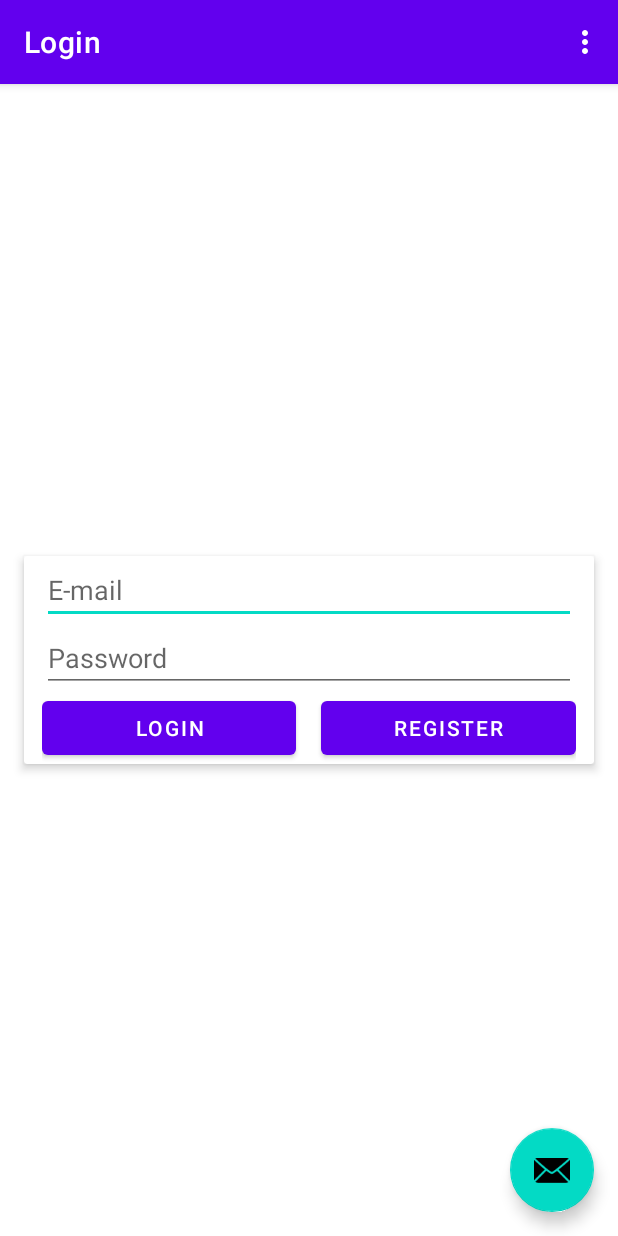
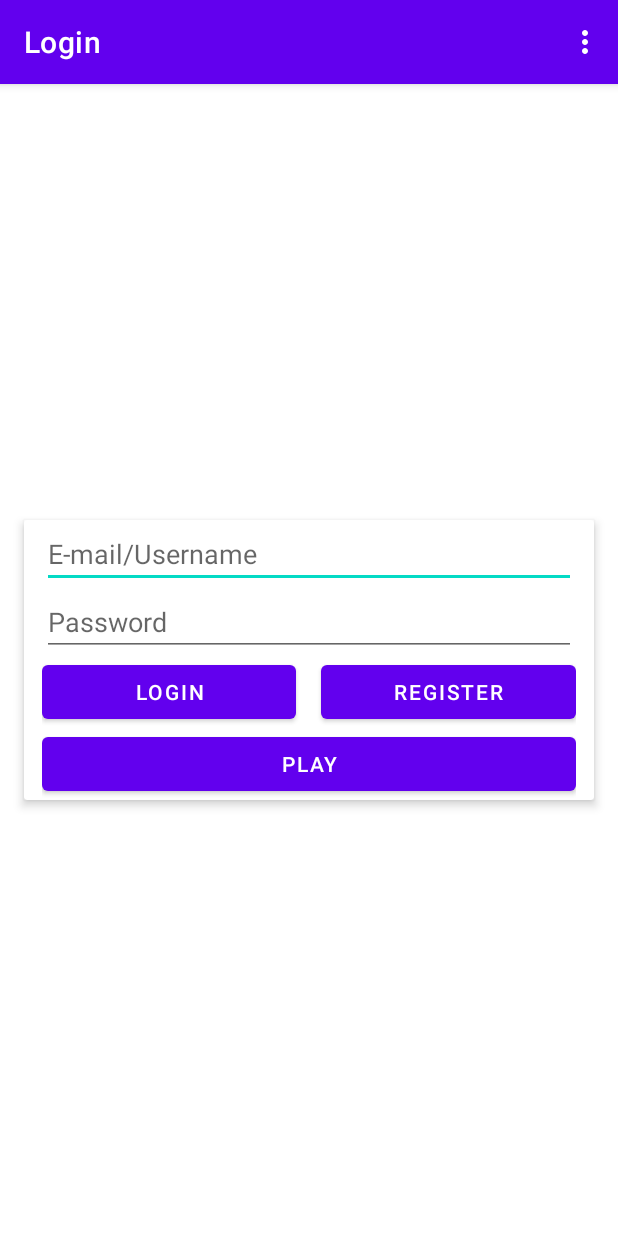
Before and after one commit to chacho185/KvizSlagalica, an Android app: the screen it shows after launch (MainActivity), after a tap on "LOGIN", on a phone screen of 412 x 824 dp. Run offline under Robolectric (Android 15) with nearby library versions, the phone set to English and light mode, and no system bars; our stand-ins replace Firebase (no records; nobody signed in at launch, a user with empty details on screens opened directly), navigation-ui.

Commit message:
play btn

```diff
--- a/app/src/main/java/com/example/igricaslagalica/MainActivity.kt
+++ b/app/src/main/java/com/example/igricaslagalica/MainActivity.kt
@@ -28,10 +28,6 @@ class MainActivity : AppCompatActivity() {
         appBarConfiguration = AppBarConfiguration(navController.graph)
         setupActionBarWithNavController(navController, appBarConfiguration)
 
-        binding.fab.setOnClickListener { view ->
-            Snackbar.make(view, "Replace with your own action", Snackbar.LENGTH_LONG)
-                .setAction("Action", null).show()
-        }
     }
 
     override fun onCreateOptionsMenu(menu: Menu): Boolean {
--- a/app/src/main/java/com/example/igricaslagalica/view/LoginFragment.kt
+++ b/app/src/main/java/com/example/igricaslagalica/view/LoginFragment.kt
@@ -45,12 +45,19 @@ class LoginFragment : Fragment(), AuthListener {
         binding.buttonRegister.setOnClickListener{
             findNavController().navigate(R.id.action_loginFragment_to_registrationFragment)
         }
+        binding.buttonPlay.setOnClickListener {
+
+        }
     }
 
     private fun loginUser() {
         val email = binding.editTextEmail.text.toString()
         val password = binding.editTextPassword.text.toString()
-        authController.signIn(email, password, this)
+        // TODO Prosiriti funkciju singIn da moze primiti i username a ne samo email
+        if(email.isNotEmpty() && password.isNotEmpty())
+            authController.signIn(email, password, this)
+        else
+            Toast.makeText(context, "Morate unijeti email/username i password!", Toast.LENGTH_SHORT).show()
 
     }
     override fun onAuthSuccess() {
--- a/app/src/main/res/layout/activity_main.xml
+++ b/app/src/main/res/layout/activity_main.xml
@@ -22,13 +22,4 @@
 
     <include layout="@layout/content_main" />
 
-    <com.google.android.material.floatingactionbutton.FloatingActionButton
-        android:id="@+id/fab"
-        android:layout_width="wrap_content"
-        android:layout_height="wrap_content"
-        android:layout_gravity="bottom|end"
-        android:layout_marginEnd="@dimen/fab_margin"
-        android:layout_marginBottom="16dp"
-        app:srcCompat="@android:drawable/ic_dialog_email" />
-
 </androidx.coordinatorlayout.widget.CoordinatorLayout>
--- a/app/src/main/res/layout/fragment_login.xml
+++ b/app/src/main/res/layout/fragment_login.xml
@@ -28,7 +28,7 @@
             android:id="@+id/editTextEmail"
             android:layout_width="match_parent"
             android:layout_height="wrap_content"
-            android:hint="E-mail" />
+            android:hint="E-mail/Username" />
 
         <EditText
             android:id="@+id/editTextPassword"
@@ -59,6 +59,11 @@
             android:text="Register" />
 </LinearLayout>
 
+        <Button
+            android:id="@+id/buttonPlay"
+            android:layout_width="match_parent"
+            android:layout_height="wrap_content"
+            android:text="Play" />
     </LinearLayout>
     </androidx.cardview.widget.CardView>
 </androidx.constraintlayout.widget.ConstraintLayout>
```
